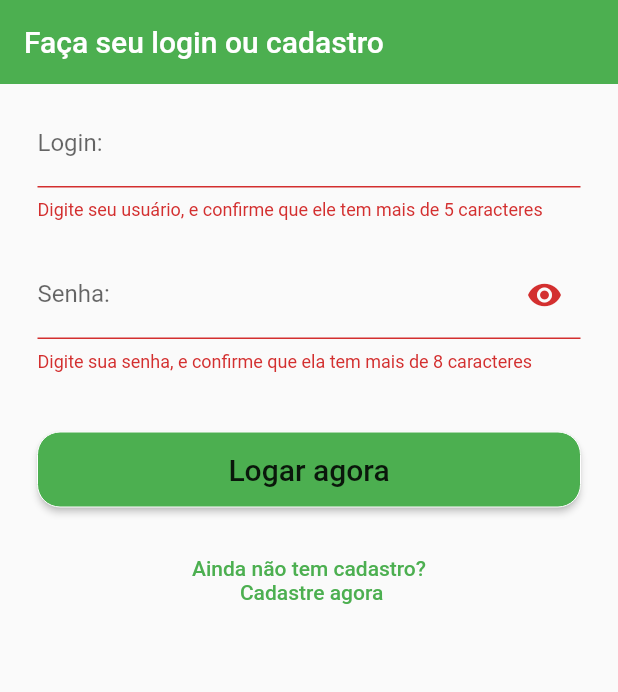
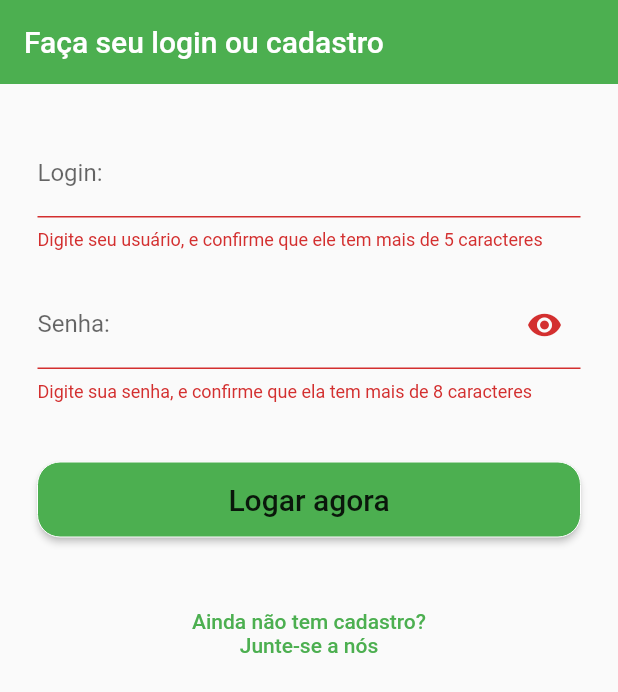
Before and after one commit to HarleyItalo/boticario_app, a Flutter app: the screen it shows after launch, after a tap on "Logar agora", on a phone screen of 412 x 824 dp. Shown: the top 692 px of the screen. Run offline on Flutter 3.47's test engine with Material 2 defaults, Android fonts, the light colour scheme and no system bars; our stand-ins replace dio, get.

Commit message:
melhorando textos do login, separando o metodo de cadastro

```diff
--- a/lib/modules/login/views/login_page/login_page.dart
+++ b/lib/modules/login/views/login_page/login_page.dart
@@ -39,7 +39,7 @@ class _LoginPageState extends State<LoginPage> {
           SliverToBoxAdapter(
             child: Padding(
               padding:
-                  const EdgeInsets.symmetric(horizontal: 25.0, vertical: 10),
+                  const EdgeInsets.symmetric(horizontal: 25.0, vertical: 30),
               child: Form(
                 key: _formKey,
                 child: Column(
@@ -83,11 +83,11 @@ class _LoginPageState extends State<LoginPage> {
                       );
                     }),
                     Padding(
-                      padding: const EdgeInsets.all(25.0),
+                      padding: const EdgeInsets.all(40.0),
                       child: TextButton(
                         onPressed: widget.controller.navigateToRegister,
                         child: const Text(
-                          'Ainda não tem cadastro?\n Cadastre agora',
+                          'Ainda não tem cadastro?\nJunte-se a nós',
                           textAlign: TextAlign.center,
                         ),
                       ),
@@ -103,7 +103,10 @@ class _LoginPageState extends State<LoginPage> {
   }
 
   processLogin() async {
-    if (_formKey.currentState?.validate() == true) {
+    if (_formKey.currentState?.validate() == false) {
+      return;
+    }
+
     var reponse = await widget.controller.makeLogin();
     if (reponse) {
       return;
@@ -115,4 +118,3 @@ class _LoginPageState extends State<LoginPage> {
         onPressed: () {});
   }
 }
-}
```
Also changed, not shown: lib/modules/register_user/views/register_user_page.dart (+7 -3 lines). Lines whose indentation alone changed are shown as unchanged.
